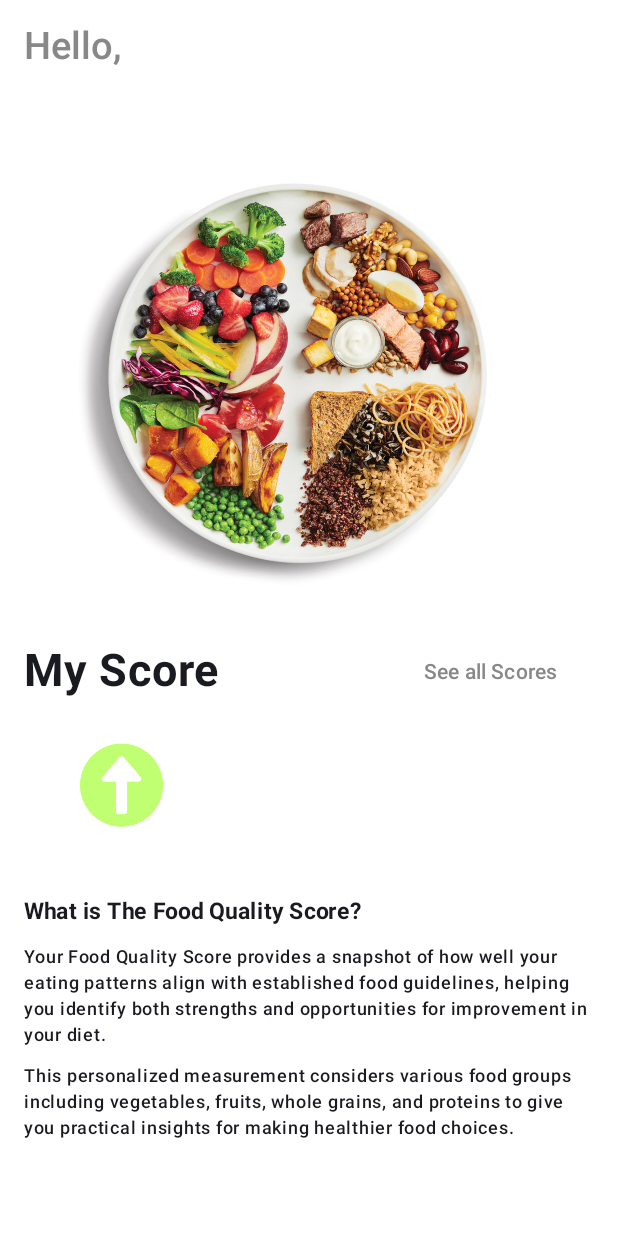
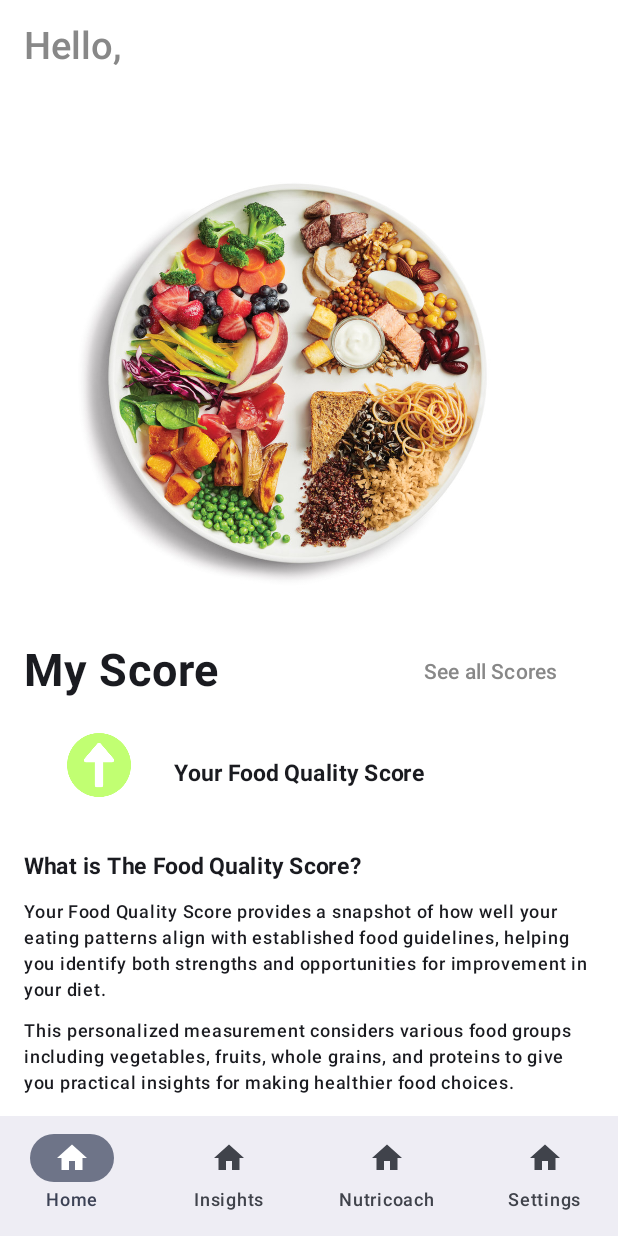
Before and after one commit to bhowmikdham/Nutritrack, an Android app built with Jetpack Compose: the Dashboard screen opened directly, with no data from a screen before it, on a phone screen of 412 x 824 dp. Run offline under Robolectric (Android 15) with nearby library versions, the phone set to English and light mode, and no system bars.

Commit message:
Dashboard and navigation linking

```diff
--- a/app/build.gradle.kts
+++ b/app/build.gradle.kts
@@ -40,6 +40,8 @@ android {
 }
 
 dependencies {
+    val nav_version = "2.8.9"
+    implementation("androidx.navigation:navigation-compose:$nav_version")
 
     implementation(libs.androidx.core.ktx)
     implementation(libs.androidx.lifecycle.runtime.ktx)
--- a/app/src/main/java/com/fit2081/nutritrack/Dashboard.kt
+++ b/app/src/main/java/com/fit2081/nutritrack/Dashboard.kt
@@ -7,31 +7,11 @@ import android.os.Bundle
 import androidx.activity.ComponentActivity
 import androidx.activity.compose.setContent
 import androidx.activity.enableEdgeToEdge
-import androidx.compose.foundation.clickable
-import androidx.compose.foundation.content.MediaType
-import androidx.compose.foundation.content.MediaType.Companion.Image
-import androidx.compose.foundation.layout.Box
-import androidx.compose.foundation.layout.Column
-import androidx.compose.foundation.layout.Row
-import androidx.compose.foundation.layout.Spacer
-import androidx.compose.foundation.layout.fillMaxSize
-import androidx.compose.foundation.layout.fillMaxWidth
-import androidx.compose.foundation.layout.height
-import androidx.compose.foundation.layout.padding
-import androidx.compose.foundation.layout.size
-import androidx.compose.material3.AlertDialogDefaults.containerColor
-import androidx.compose.material3.Button
-import androidx.compose.material3.ButtonDefaults
-import androidx.compose.material3.DropdownMenu
-import androidx.compose.material3.DropdownMenuItem
-import androidx.compose.material3.OutlinedTextField
-import androidx.compose.material3.Scaffold
-import androidx.compose.material3.Text
-import androidx.compose.runtime.Composable
-import androidx.compose.runtime.getValue
-import androidx.compose.runtime.mutableStateOf
-import androidx.compose.runtime.remember
-import androidx.compose.runtime.setValue
+import androidx.compose.foundation.layout.*
+import androidx.compose.material.icons.Icons
+import androidx.compose.material.icons.filled.Home
+import androidx.compose.material3.*
+import androidx.compose.runtime.*
 import androidx.compose.ui.Alignment
 import androidx.compose.ui.Modifier
 import androidx.compose.ui.graphics.Color
@@ -39,84 +19,207 @@ import androidx.compose.ui.layout.ContentScale
 import androidx.compose.ui.platform.LocalContext
 import androidx.compose.ui.res.painterResource
 import androidx.compose.ui.text.font.FontWeight
-import androidx.compose.ui.text.style.TextAlign
 import androidx.compose.ui.tooling.preview.Preview
 import androidx.compose.ui.unit.dp
 import androidx.compose.ui.unit.sp
+import androidx.navigation.NavHostController
+import androidx.navigation.compose.NavHost
+import androidx.navigation.compose.composable
+import androidx.navigation.compose.rememberNavController
 import com.fit2081.nutritrack.ui.theme.NutritrackTheme
-import com.fit2081.nutritrack.ui.theme.White40
 
 class Dashboard : ComponentActivity() {
     override fun onCreate(savedInstanceState: Bundle?) {
         super.onCreate(savedInstanceState)
         enableEdgeToEdge()
         setContent {
+            val navController: NavHostController = rememberNavController()
             NutritrackTheme {
-                HomePage()
-
+                // Removed extra call to HomePage() here.
+                Scaffold(
+                    modifier = Modifier.fillMaxSize(),
+                    bottomBar = { bottomMenu(navController) }
+                ) { innerPadding ->
+                    Column {
+                        MyNavHost(innerPadding, navController)
+                    }
+                }
             }
         }
     }
 }
 
+fun getUserHIEFAScore(context: Context, userId: String): String? {
+    try {
+        context.assets.open("accounts.csv").bufferedReader().useLines { lines ->
+            var isFirstLine = true
+            lines.forEach { line ->
+                // Skip the header row
+                if (isFirstLine) {
+                    isFirstLine = false
+                    return@forEach
+                }
+                val tokens = line.split(",")
+                // Check for enough columns (at least 5: phone, id, sex, male score, female score)
+                if (tokens.size >= 5) {
+                    val csvUserId = tokens[1].trim()
+                    if (csvUserId == userId) {
+                        val sex = tokens[2].trim()
+                        return if (sex == "male") {
+                            tokens[3].trim() // Male_HIEFA_Score
+                        } else if (sex == "female") {
+                            tokens[4].trim() // Female_HIEFA_Score
+                        } else {
+                            null
+                        }
+                    }
+                }
+            }
+        }
+    } catch (e: Exception) {
+        e.printStackTrace()
+    }
+    return null
+}
 
 @Preview(showBackground = true)
 @Composable
 fun HomePage() {
     val context = LocalContext.current
     val sharedPrefs = context.getSharedPreferences("my_prefs", Context.MODE_PRIVATE)
-    val user = sharedPrefs.getString( "user_id" , "")
-    Scaffold (containerColor= Color.White){
-        innerPadding->
+    val user = sharedPrefs.getString("user_id", "")
+    val userHIEFAScore = getUserHIEFAScore(context, user.toString())
+    Scaffold(containerColor = Color.White) { innerPadding ->
         Column(
-            modifier=Modifier
+            modifier = Modifier
                 .padding(innerPadding)
                 .fillMaxWidth()
                 .padding(16.dp)
-        ){
-            Text("Hello,", fontSize = 25.sp, fontWeight = FontWeight.Medium, color=Color.Gray)
-            Text("$user", fontSize = 40.sp,color=Color.Black, fontWeight = FontWeight.ExtraBold)
+        ) {
+            Text("Hello,", fontSize = 25.sp, fontWeight = FontWeight.Medium, color = Color.Gray)
+            Text("$user", fontSize = 40.sp, color = Color.Black, fontWeight = FontWeight.ExtraBold)
             Image(
-                painter = painterResource(id=R.drawable.plate),
+                painter = painterResource(id = R.drawable.plate),
                 contentDescription = "plate",
-                modifier =Modifier.size(360.dp),
+                modifier = Modifier.size(360.dp),
                 alignment = Alignment.Center,
                 contentScale = ContentScale.FillWidth
             )
-           Row(
-
-           ){Text("My Score", fontSize = 30.sp, fontWeight = FontWeight.Bold)
-           Box (
-               modifier = Modifier.weight(1f),
-               contentAlignment = Alignment.CenterEnd
-           ) {
-               Button(modifier = Modifier
-               .height(35.dp),
-               onClick = {context.startActivity(Intent(context,Insights::class.java))},
-                colors = ButtonDefaults.buttonColors(Color.White)
-               ){Text("See all Scores", color = Color.Gray)}}}
-            Row(
-
-            ){
-                Box (
+            Row {
+                Text("My Score", fontSize = 30.sp, fontWeight = FontWeight.Bold)
+                Box(
                     modifier = Modifier.weight(1f),
-                    contentAlignment = Alignment.CenterStart
-                )
-                {
+                    contentAlignment = Alignment.CenterEnd
+                ) {
+                    Button(
+                        modifier = Modifier.height(35.dp),
+                        onClick = { context.startActivity(Intent(context, Login::class.java)) },
+                        colors = ButtonDefaults.buttonColors(Color.White)
+                    ) {
+                        Text("See all Scores", color = Color.Gray)
+                    }
+                }
+            }
+            Row {
+                Column {
                     Image(
                         painter = painterResource(id = R.drawable.greenarrow),
                         contentDescription = "Green Arrow",
-                        modifier = Modifier.size(130.dp),
+                        modifier = Modifier.size(100.dp)
                     )
                 }
+                Column(
+                    modifier = Modifier.height(100.dp),
+                    horizontalAlignment = Alignment.CenterHorizontally,
+                    verticalArrangement = Arrangement.Center
+                ) {
+                    Row(
+                        horizontalArrangement = Arrangement.Center,
+                        verticalAlignment = Alignment.CenterVertically
+                    ) {
+                        Text(
+                            "Your Food Quality Score",
+                            fontSize = 15.sp,
+                            fontWeight = FontWeight.Bold
+                        )
+                    }
+                }
+            }
+            Text("What is The Food Quality Score?", fontSize = 15.sp, fontWeight = FontWeight.Bold)
+            Spacer(modifier = Modifier.height(10.dp))
+            Text(
+                "Your Food Quality Score provides a snapshot of how well your eating patterns align with established food guidelines, helping you identify both strengths and opportunities for improvement in your diet.",
+                fontSize = 12.sp, fontWeight = FontWeight.Medium, lineHeight = 17.sp
+            )
+            Spacer(modifier = Modifier.height(10.dp))
+            Text(
+                "This personalized measurement considers various food groups including vegetables, fruits, whole grains, and proteins to give you practical insights for making healthier food choices.",
+                fontSize = 12.sp, fontWeight = FontWeight.Medium, lineHeight = 17.sp
+            )
+        }
+    }
+}
 
-            }
-            Text("What is The Food Quality Score?", fontSize = 15.sp ,fontWeight = FontWeight.Bold)
-            Spacer(modifier = Modifier.height(10.dp))
-            Text("Your Food Quality Score provides a snapshot of how well your eating patterns align with established food guidelines, helping you identify both strengths and opportunities for improvement in your diet.", fontSize = 12.sp, fontWeight = FontWeight.Medium, lineHeight = 17.sp)
-            Spacer(modifier = Modifier.height(10.dp))
-            Text("This personalized measurement considers various food groups including vegetables, fruits, whole grains, and proteins to give you practical insights for making healthier food choices.", fontSize = 12.sp, fontWeight = FontWeight.Medium, lineHeight = 17.sp)
+@Composable
+fun Insights() {
+    Text("Insights")
+}
 
+@Composable
+fun Nutricoach() {
+    Text("Nutricoach")
+}
+
+@Composable
+fun Settings() {
+    Text("Settings")
+}
+
+@Composable
+fun MyNavHost(innerpadding: PaddingValues, navController: NavHostController) {
+    NavHost(
+        navController = navController,
+        startDestination = "Home" // Fixed startDestination to "Home"
+    ) {
+        composable("Home") {
+            HomePage()
         }
+        composable("Insights") {
+            Insights()
         }
+        composable("Nutricoach") {
+            Nutricoach()
+        }
+        composable("Settings") {
+            Settings()
+        }
+    }
 }
+
+@Composable
+fun bottomMenu(navController: NavHostController) {
+    var selected_item by remember { mutableStateOf(0) }
+    val items = listOf("Home", "Insights", "Nutricoach", "Settings")
+
+    NavigationBar {
+        items.forEachIndexed { index, item ->
+            NavigationBarItem(
+                icon = {
+                    when (item) {
+                        "Home" -> Icon(Icons.Filled.Home, contentDescription = "Home")
+                        "Insights" -> Icon(Icons.Filled.Home, contentDescription = "Home")
+                        "Nutricoach" -> Icon(Icons.Filled.Home, contentDescription = "Home")
+                        "Settings" -> Icon(Icons.Filled.Home, contentDescription = "Home")
+
+                    }
+                },
+                label = { Text(item) },
+                selected = selected_item == index,
+                onClick = {
+                    selected_item = index
+                    navController.navigate(item)
+                }
+            )
+        }
+    }
+}
--- a/app/src/main/java/com/fit2081/nutritrack/MainActivity.kt
+++ b/app/src/main/java/com/fit2081/nutritrack/MainActivity.kt
@@ -95,7 +95,7 @@ fun WelcomeScreen(modifier: Modifier = Modifier) {
                     .height(50.dp),
                 colors = ButtonDefaults.buttonColors(containerColor = Color(0xFFF8F5F5)),
                 onClick = {
-                    context.startActivity(Intent(context, Login::class.java))
+                    context.startActivity(Intent(context, Dashboard::class.java))
                 },
             ) {Text("Login", color = Color(0xFF000000))}
             }
--- a/app/src/main/res/values/strings.xml
+++ b/app/src/main/res/values/strings.xml
@@ -5,4 +5,6 @@
     <string name="title_activity_main2">MainActivity2</string>
     <string name="title_activity_questionnaire">Questionnaire</string>
     <string name="title_activity_insights">Insights</string>
+    <string name="title_activity_settings">Settings</string>
+    <string name="title_activity_nutricoach">Nutricoach</string>
 </resources>
```
Also changed, not shown: app/src/main/AndroidManifest.xml (+10 -0 lines), app/src/main/java/com/fit2081/nutritrack/Insights.kt (deleted, +0 -47 lines), app/src/main/res/drawable/yellowdash.png (added).
